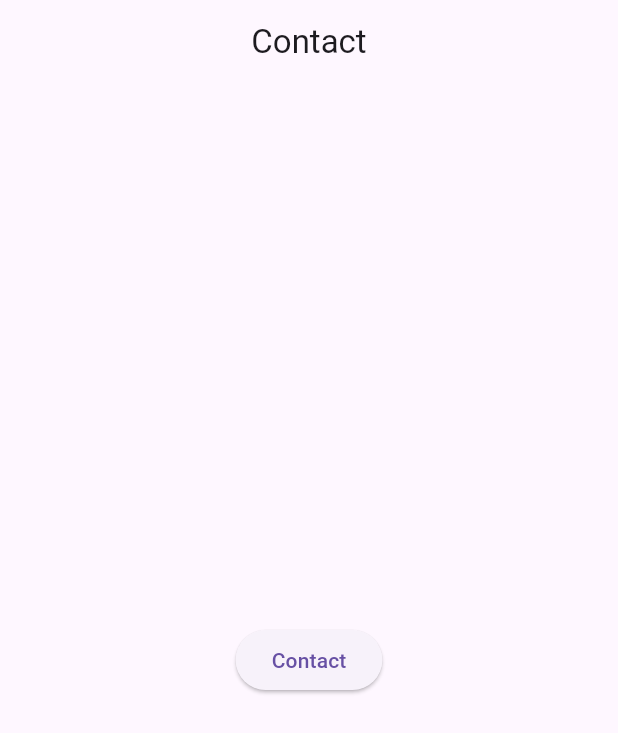
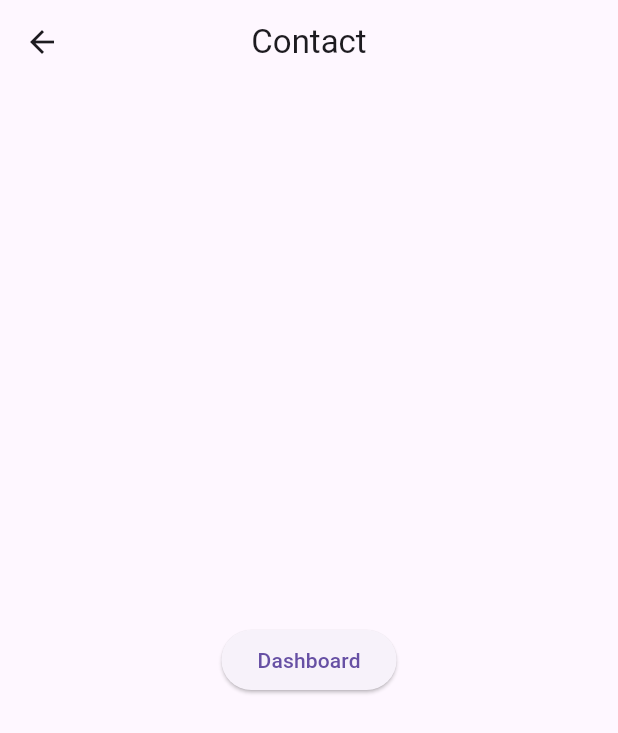
Before and after one commit to ThamannaKayakkool/sample_go_router, a Flutter app: the screen it shows after launch, tab 2 chosen, after a tap on "Contact", on a phone screen of 412 x 824 dp. Shown: the top 733 px of the screen. Run offline on Flutter 3.47's test engine with Material 3 defaults, Android fonts, the phone set to English and light mode, and no system bars; our stand-ins replace go_router.

Commit message:
initial commit

```diff
--- a/lib/core/utils/router.dart
+++ b/lib/core/utils/router.dart
@@ -1,4 +1,3 @@
-import 'package:flutter/material.dart';
 import 'package:go_router/go_router.dart';
 import 'package:sample_go_router/feature/presentation/views/dashboard/contact_screen.dart';
 import 'package:sample_go_router/feature/presentation/views/dashboard/dashboard_screen.dart';
@@ -15,6 +14,7 @@ enum RouteName { main, home, dashboard, profile, settings, info, contact }
 
 
 final router = GoRouter(
+  //routerNeglect: true,
   errorBuilder: (context, state) => ErrorScreen(),
   initialLocation: '/main/home',
   routes: [
@@ -55,7 +55,7 @@ final router = GoRouter(
       },
       routes: [
         GoRoute(
-          path: '/info',
+          path: 'info',
           name: RouteName.info.name,
           builder: (context, state) {
             final name = state.uri.queryParameters['name'] ?? 'No Name';
--- a/lib/feature/presentation/views/dashboard/contact_screen.dart
+++ b/lib/feature/presentation/views/dashboard/contact_screen.dart
@@ -9,14 +9,14 @@ class ContactScreen extends StatelessWidget {
   @override
   Widget build(BuildContext context) {
     return Scaffold(
-      appBar: AppBar(title: Text('Contact'), centerTitle: true),
+      appBar: AppBar(title: Text('Contact'), centerTitle: true,leading: IconButton(onPressed: () => context.pop(), icon: Icon(Icons.arrow_back),),),
       body: Center(
         child: ElevatedButton(
           onPressed: () {
             context.goNamed(RouteName.dashboard.name);
 
           },
-          child: Text('Contact'),
+          child: Text('Dashboard'),
         ),
       ),
     );
--- a/lib/feature/presentation/views/dashboard/dashboard_screen.dart
+++ b/lib/feature/presentation/views/dashboard/dashboard_screen.dart
@@ -9,7 +9,7 @@ class DashboardScreen extends StatelessWidget {
   Widget build(BuildContext context) {
     return Center(
       child: ElevatedButton(onPressed: () {
-        context.goNamed(RouteName.contact.name,);
+        context.pushNamed(RouteName.contact.name,);
       }, child: Text('Contact')),
     );
   }
--- a/lib/feature/presentation/views/home/info_screen.dart
+++ b/lib/feature/presentation/views/home/info_screen.dart
@@ -18,6 +18,11 @@ class InfoScreen extends StatelessWidget {
             Text(name),
             SizedBox(height: 10,),
             ElevatedButton(onPressed: () {
+              // Router.neglect(
+              //   context,
+              //       () => context.goNamed(RouteName.home.name),
+              // );
+
               context.goNamed(RouteName.home.name);
 
             }, child: Text('Home')),
--- a/lib/feature/presentation/views/main_screen.dart
+++ b/lib/feature/presentation/views/main_screen.dart
@@ -1,10 +1,8 @@
 import 'package:flutter/material.dart';
 import 'package:go_router/go_router.dart';
 import 'package:sample_go_router/core/utils/router.dart';
-
 class MainScreen extends StatefulWidget {
   final Widget child;
-
   const MainScreen({super.key, required this.child});
 
   @override
@@ -20,39 +18,35 @@ class _MainScreenState extends State<MainScreen>
     super.initState();
     _controller = TabController(length: 3, vsync: this);
 
-    WidgetsBinding.instance.addPostFrameCallback((_) {
-      _syncTabWithRoute();
-    });
+    WidgetsBinding.instance.addPostFrameCallback((_) => _syncTabs());
   }
 
-  void _syncTabWithRoute() {
-    final location = GoRouterState.of(context).uri.path;
+  void _syncTabs() {
+    final path = GoRouterState.of(context).uri.path;
 
-    if (location.startsWith('/main/home')) _controller.index = 0;
-    if (location.startsWith('/main/dashboard')) _controller.index = 1;
-    if (location.startsWith('/main/profile')) _controller.index = 2;
+    if (path.startsWith('/main/home')) _controller.index = 0;
+    if (path.startsWith('/main/dashboard')) _controller.index = 1;
+    if (path.startsWith('/main/profile')) _controller.index = 2;
   }
 
   @override
   Widget build(BuildContext context) {
-   // _syncTabWithRoute();
-
     return Scaffold(
       appBar: AppBar(
-        title: Text('Main'),
+        title: const Text("Main",),
         centerTitle: true,
         bottom: TabBar(
           controller: _controller,
-          tabs: [
+          onTap: (i) {
+            if (i == 0) context.goNamed(RouteName.home.name);
+            if (i == 1) context.goNamed(RouteName.dashboard.name);
+            if (i == 2) context.goNamed(RouteName.profile.name);
+          },
+          tabs: const [
             Tab(icon: Icon(Icons.home)),
             Tab(icon: Icon(Icons.dashboard)),
             Tab(icon: Icon(Icons.person)),
           ],
-          onTap: (index) {
-            if (index == 0) context.goNamed(RouteName.home.name);
-            if (index == 1) context.goNamed(RouteName.dashboard.name);
-            if (index == 2) context.goNamed(RouteName.profile.name);
-          },
         ),
       ),
       body: widget.child,
```
Also changed, not shown: lib/feature/presentation/views/home/settings_screen.dart (+10 -3 lines).
